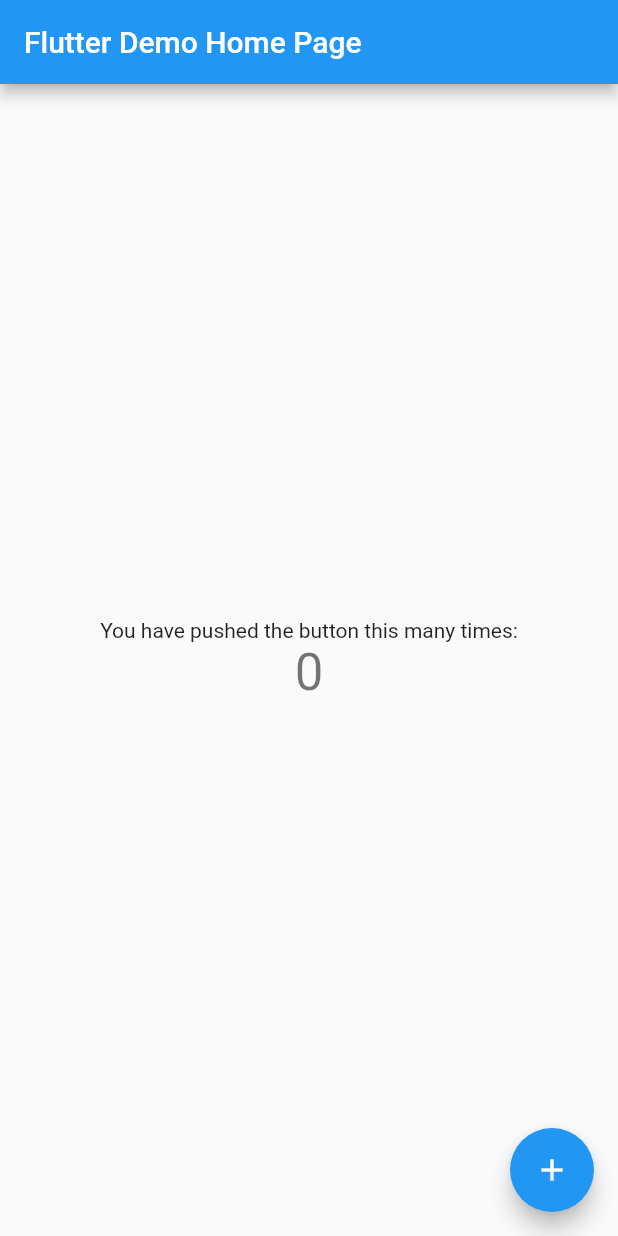
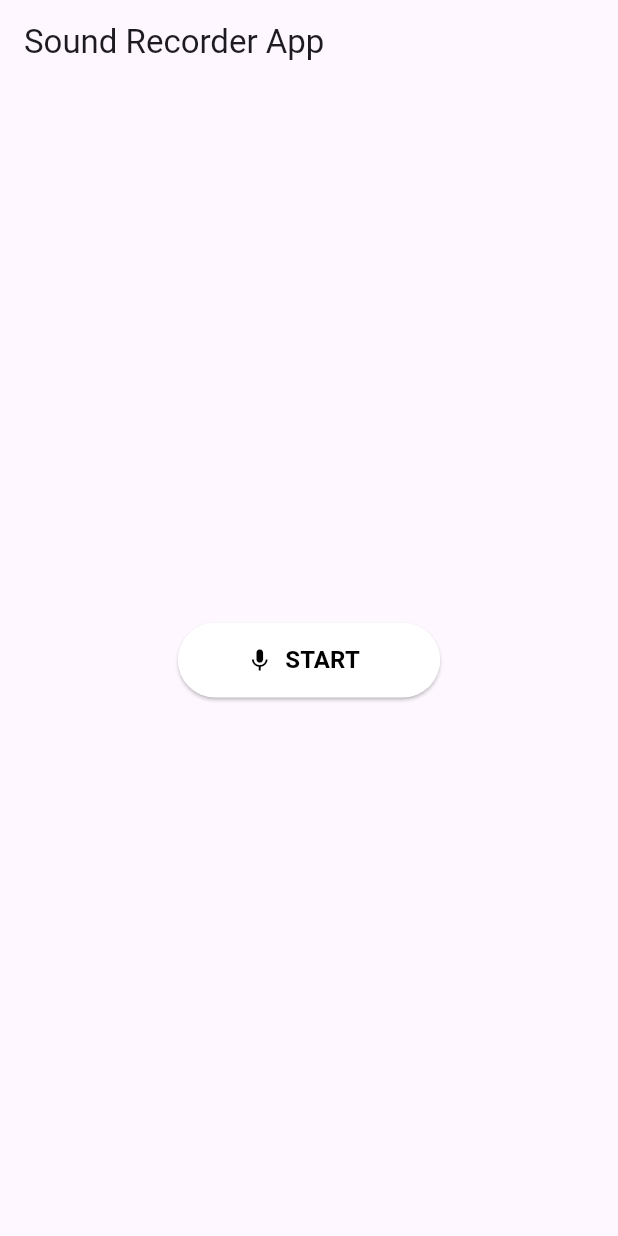
Before and after one commit to iamVictorSam/sound-recorder-app, a Flutter app: the screen it shows after launch, on a phone screen of 412 x 824 dp. Run offline on Flutter 3.47's test engine with Material 2 defaults, Android fonts, the phone set to English and light mode, and no system bars; our stand-ins replace permission_handler; missing offline and left inert: flutter_sound_lite.

Commit message:
added recorder class

```diff
--- a/lib/main.dart
+++ b/lib/main.dart
@@ -1,4 +1,5 @@
 import 'package:flutter/material.dart';
+import 'package:sound_recorder/recorder.dart';
 
 void main() {
   runApp(const MyApp());
@@ -13,103 +14,71 @@
     return MaterialApp(
       title: 'Flutter Demo',
       theme: ThemeData(
-        // This is the theme of your application.
-        //
-        // Try running your application with "flutter run". You'll see the
-        // application has a blue toolbar. Then, without quitting the app, try
-        // changing the primarySwatch below to Colors.green and then invoke
-        // "hot reload" (press "r" in the console where you ran "flutter run",
-        // or simply save your changes to "hot reload" in a Flutter IDE).
-        // Notice that the counter didn't reset back to zero; the application
-        // is not restarted.
+        useMaterial3: true,
         primarySwatch: Colors.blue,
       ),
-      home: const MyHomePage(title: 'Flutter Demo Home Page'),
+      home: HomeScreen(),
     );
   }
 }
 
-class MyHomePage extends StatefulWidget {
-  const MyHomePage({Key? key, required this.title}) : super(key: key);
-
-  // This widget is the home page of your application. It is stateful, meaning
-  // that it has a State object (defined below) that contains fields that affect
-  // how it looks.
-
-  // This class is the configuration for the state. It holds the values (in this
-  // case the title) provided by the parent (in this case the App widget) and
-  // used by the build method of the State. Fields in a Widget subclass are
-  // always marked "final".
-
-  final String title;
+class HomeScreen extends StatefulWidget {
+  const HomeScreen({Key? key}) : super(key: key);
 
   @override
-  State<MyHomePage> createState() => _MyHomePageState();
+  State<HomeScreen> createState() => _HomeScreenState();
 }
 
-class _MyHomePageState extends State<MyHomePage> {
-  int _counter = 0;
+class _HomeScreenState extends State<HomeScreen> {
+  final recorder = Record();
 
-  void _incrementCounter() {
-    setState(() {
-      // This call to setState tells the Flutter framework that something has
-      // changed in this State, which causes it to rerun the build method below
-      // so that the display can reflect the updated values. If we changed
-      // _counter without calling setState(), then the build method would not be
-      // called again, and so nothing would appear to happen.
-      _counter++;
-    });
+  @override
+  void initState() {
+    recorder!.init();
+    super.initState();
+  }
+
+  @override
+  void dispose() {
+    recorder.dispose();
+    super.dispose();
   }
 
   @override
   Widget build(BuildContext context) {
-    // This method is rerun every time setState is called, for instance as done
-    // by the _incrementCounter method above.
-    //
-    // The Flutter framework has been optimized to make rerunning build methods
-    // fast, so that you can just rebuild anything that needs updating rather
-    // than having to individually change instances of widgets.
     return Scaffold(
       appBar: AppBar(
-        // Here we take the value from the MyHomePage object that was created by
-        // the App.build method, and use it to set our appbar title.
-        title: Text(widget.title),
+        title: const Text('Sound Recorder App'),
       ),
       body: Center(
-        // Center is a layout widget. It takes a single child and positions it
-        // in the middle of the parent.
-        child: Column(
-          // Column is also a layout widget. It takes a list of children and
-          // arranges them vertically. By default, it sizes itself to fit its
-          // children horizontally, and tries to be as tall as its parent.
-          //
-          // Invoke "debug painting" (press "p" in the console, choose the
-          // "Toggle Debug Paint" action from the Flutter Inspector in Android
-          // Studio, or the "Toggle Debug Paint" command in Visual Studio Code)
-          // to see the wireframe for each widget.
-          //
-          // Column has various properties to control how it sizes itself and
-          // how it positions its children. Here we use mainAxisAlignment to
-          // center the children vertically; the main axis here is the vertical
-          // axis because Columns are vertical (the cross axis would be
-          // horizontal).
-          mainAxisAlignment: MainAxisAlignment.center,
-          children: <Widget>[
-            const Text(
-              'You have pushed the button this many times:',
-            ),
-            Text(
-              '$_counter',
-              style: Theme.of(context).textTheme.headline4,
-            ),
-          ],
-        ),
+        child: buildStartButton(),
       ),
-      floatingActionButton: FloatingActionButton(
-        onPressed: _incrementCounter,
-        tooltip: 'Increment',
-        child: const Icon(Icons.add),
-      ), // This trailing comma makes auto-formatting nicer for build methods.
     );
   }
+
+  Widget? buildStartButton() {
+    final isRecording = recorder.isRecording;
+    final icon = isRecording ? Icons.stop : Icons.mic;
+    final text = isRecording ? 'STOP' : 'START';
+    final primary = isRecording ? Colors.red : Colors.white;
+    final onPrimary = isRecording ? Colors.white : Colors.black;
+
+    return ElevatedButton.icon(
+        style: ElevatedButton.styleFrom(
+          minimumSize: const Size(175, 50),
+          primary: primary,
+          onPrimary: onPrimary,
+        ),
+        onPressed: () async {
+          final isRecording = await recorder.toggleRecorder();
+          setState(() {
+
+          });
+        },
+        icon: Icon(icon),
+        label: Text(
+          text,
+          style: const TextStyle(fontSize: 16, fontWeight: FontWeight.bold),
+        ));
+  }
 }
--- a/pubspec.yaml
+++ b/pubspec.yaml
@@ -35,6 +35,7 @@
   # Use with the CupertinoIcons class for iOS style icons.
   cupertino_icons: ^1.0.2
   flutter_sound_lite: ^8.5.0
+  permission_handler: ^10.0.0
 
 dev_dependencies:
   flutter_test:
```
Also changed, not shown: lib/recorder.dart (added, +51 -0 lines), pubspec.lock, 2 other files.
